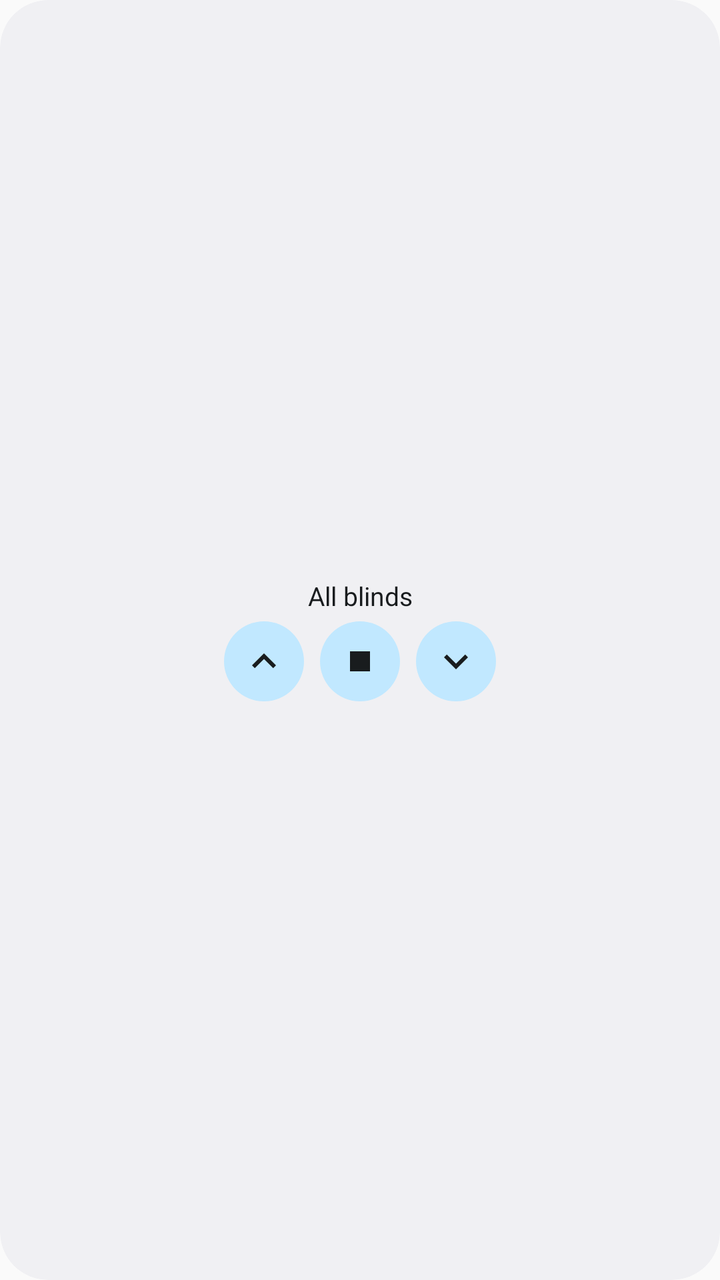
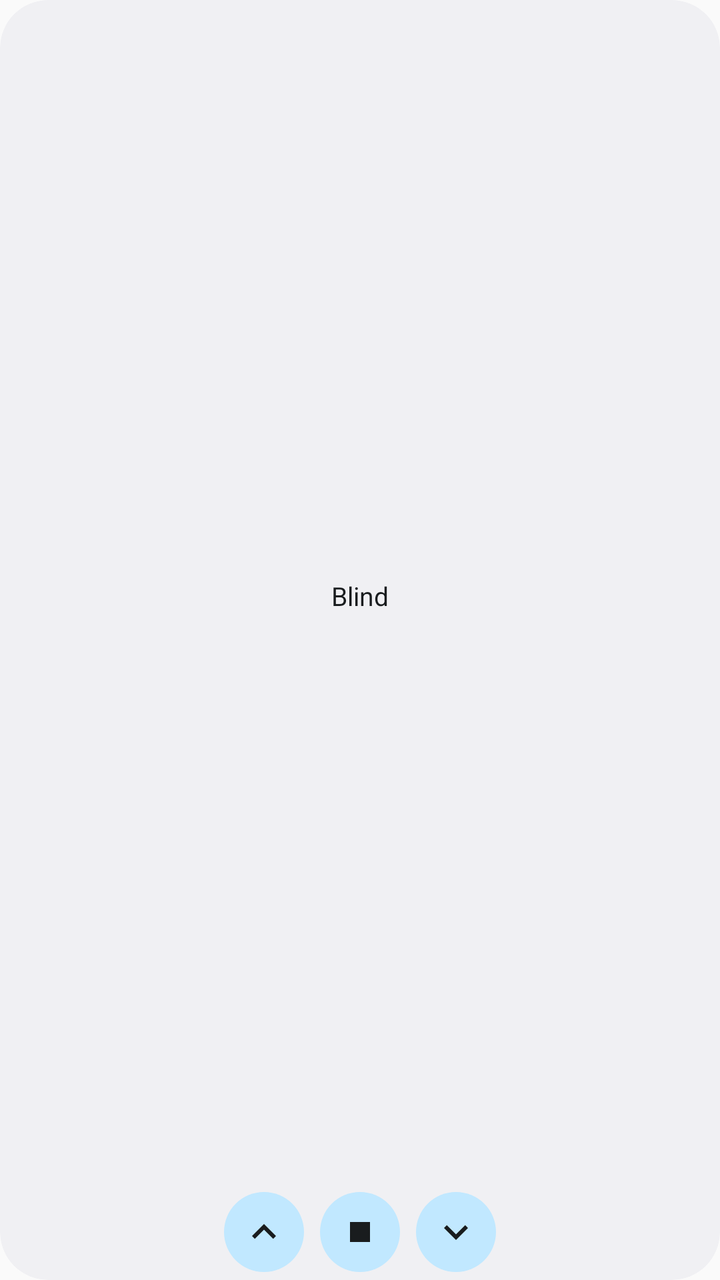

Compare the two renders of this Android layout. The source of the first and the diff that turns it into the second are given below.
<!-- AndroidManifest.xml: application theme Theme.Blinds -->
<!-- res/layout/widget_blind.xml -->
<LinearLayout xmlns:android="http://schemas.android.com/apk/res/android"
    android:id="@android:id/background"
    android:layout_width="match_parent"
    android:layout_height="match_parent"
    android:background="@drawable/widget_background"
    android:clipToOutline="true"
    android:gravity="center"
    android:orientation="vertical"
    android:paddingHorizontal="8dp"
    android:paddingVertical="4dp">

    <TextView
        android:id="@+id/title"
        android:layout_width="match_parent"
        android:layout_height="wrap_content"
        android:ellipsize="end"
        android:gravity="center"
        android:maxLines="1"
        android:text="@string/all_blinds"
        android:textColor="@color/widget_fg"
        android:textSize="13sp" />

    <LinearLayout
        android:layout_width="wrap_content"
        android:layout_height="wrap_content"
        android:layout_marginTop="4dp"
        android:orientation="horizontal">

        <ImageButton
            android:id="@+id/up"
            android:layout_width="40dp"
            android:layout_height="40dp"
            android:background="@drawable/widget_button"
            android:contentDescription="@string/up"
            android:src="@drawable/ic_up"
            android:tint="@color/widget_fg" />

        <ImageButton
            android:id="@+id/stop"
            android:layout_width="40dp"
            android:layout_height="40dp"
            android:layout_marginHorizontal="8dp"
            android:background="@drawable/widget_button"
            android:contentDescription="@string/stop"
            android:src="@drawable/ic_stop"
            android:tint="@color/widget_fg" />

        <ImageButton
            android:id="@+id/down"
            android:layout_width="40dp"
            android:layout_height="40dp"
            android:background="@drawable/widget_button"
            android:contentDescription="@string/down"
            android:src="@drawable/ic_down"
            android:tint="@color/widget_fg" />
    </LinearLayout>
</LinearLayout>
<!-- resources referenced by this layout -->
<resources>
  <color name="widget_fg">#1B1B1F</color>
  <!-- drawable ic_down (drawable) -->
  <vector xmlns:android="http://schemas.android.com/apk/res/android" android:width="24dp" android:height="24dp" android:viewportWidth="24" android:viewportHeight="24" android:tint="?android:attr/colorControlNormal">
      <path android:fillColor="#FFFFFFFF" android:pathData="M7.41,8.59L12,13.17l4.59,-4.58L18,10l-6,6 -6,-6z" />
  </vector>
  <!-- drawable ic_stop (drawable) -->
  <vector xmlns:android="http://schemas.android.com/apk/res/android" android:width="24dp" android:height="24dp" android:viewportWidth="24" android:viewportHeight="24" android:tint="?android:attr/colorControlNormal">
      <path android:fillColor="#FFFFFFFF" android:pathData="M7,7h10v10H7z" />
  </vector>
  <!-- drawable ic_up (drawable) -->
  <vector xmlns:android="http://schemas.android.com/apk/res/android" android:width="24dp" android:height="24dp" android:viewportWidth="24" android:viewportHeight="24" android:tint="?android:attr/colorControlNormal">
      <path android:fillColor="#FFFFFFFF" android:pathData="M7.41,15.41L12,10.83l4.59,4.58L18,14l-6,-6 -6,6z" />
  </vector>
  <!-- drawable widget_background (drawable) -->
  <shape xmlns:android="http://schemas.android.com/apk/res/android">
      <solid android:color="@color/widget_bg" />
      <corners android:radius="24dp" />
  </shape>
  <!-- drawable widget_button (drawable) -->
  <ripple xmlns:android="http://schemas.android.com/apk/res/android" android:color="#33888888">
      <item>
          <shape android:shape="oval">
              <solid android:color="@color/widget_button" />
          </shape>
      </item>
  </ripple>
  <string name="all_blinds">All blinds</string>
  <string name="down">Close</string>
  <string name="stop">Stop</string>
  <string name="up">Open</string>
  <style name="Theme.Blinds" parent="android:Theme.Material.Light.NoActionBar" />
  <color name="widget_bg">#F2F1F6</color>
  <color name="widget_button">#DCE1F9</color>
</resources>

<!-- the commit's change to res/layout/widget_blind.xml (unified diff, before → after) -->
@@ -12,15 +12,17 @@
     <TextView
         android:id="@+id/title"
         android:layout_width="match_parent"
-        android:layout_height="wrap_content"
+        android:layout_height="0dp"
+        android:layout_weight="1"
         android:ellipsize="end"
         android:gravity="center"
         android:maxLines="1"
-        android:text="@string/all_blinds"
+        android:text="@string/one_blind"
         android:textColor="@color/widget_fg"
         android:textSize="13sp" />
 
     <LinearLayout
+        android:id="@+id/buttons"
         android:layout_width="wrap_content"
         android:layout_height="wrap_content"
         android:layout_marginTop="4dp"
<!-- resource entries referenced after the edit -->
@@ -26,8 +26,8 @@
           </shape>
       </item>
   </ripple>
-  <string name="all_blinds">All blinds</string>
   <string name="down">Close</string>
+  <string name="one_blind">Blind</string>
   <string name="stop">Stop</string>
   <string name="up">Open</string>
   <style name="Theme.Blinds" parent="android:Theme.Material.Light.NoActionBar" />
